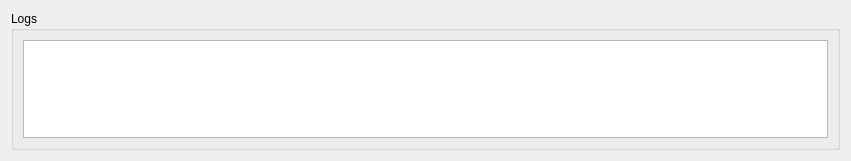
tsalemink/neon, file res/designer/logsdialog.ui: the form before one commit.
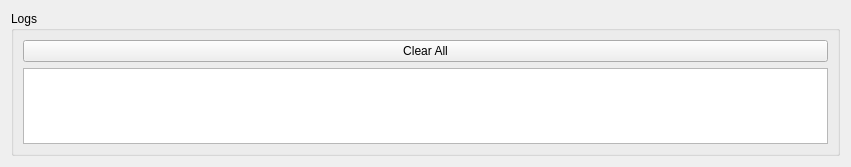
The form after the commit.

Commit message: Add clear all button for the log dialog

```diff
--- a/res/designer/logsdialog.ui
+++ b/res/designer/logsdialog.ui
@@ -7,7 +7,7 @@
     <x>0</x>
     <y>0</y>
     <width>851</width>
-    <height>161</height>
+    <height>167</height>
    </rect>
   </property>
   <property name="windowTitle">
@@ -20,9 +20,20 @@
       <string>Logs</string>
      </property>
      <layout class="QGridLayout" name="gridLayout_2">
-      <item row="0" column="0">
+      <item row="1" column="0">
        <widget class="QTextBrowser" name="logText"/>
       </item>
+      <item row="0" column="0">
+       <layout class="QHBoxLayout" name="horizontalLayout">
+        <item>
+         <widget class="QPushButton" name="clearAllButton">
+          <property name="text">
+           <string>Clear All</string>
+          </property>
+         </widget>
+        </item>
+       </layout>
+      </item>
      </layout>
     </widget>
    </item>
```
The commit also changes 2 other files.
